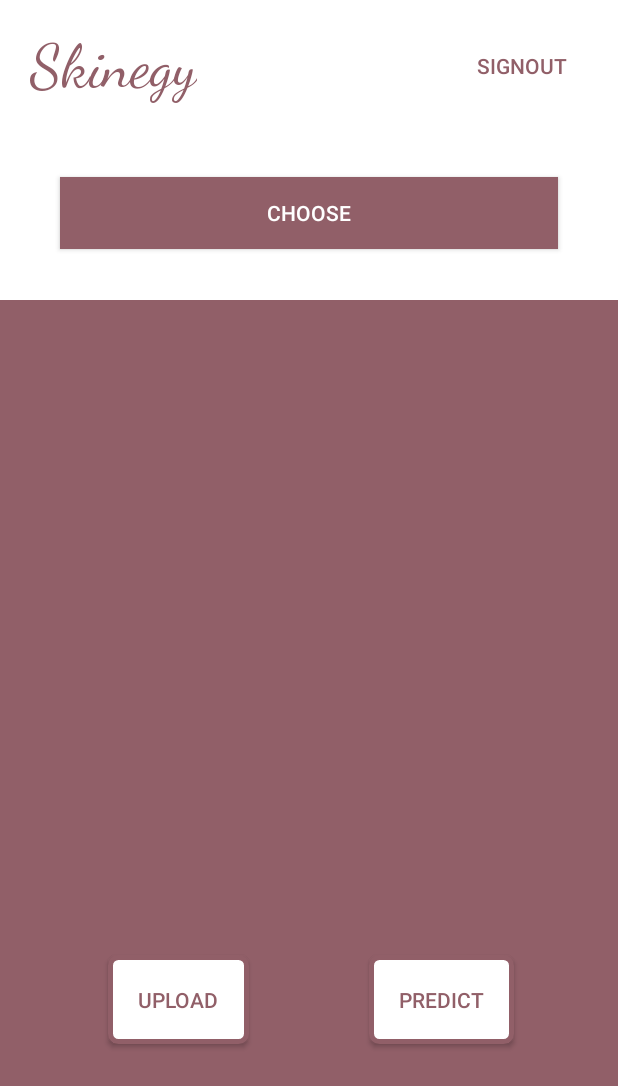
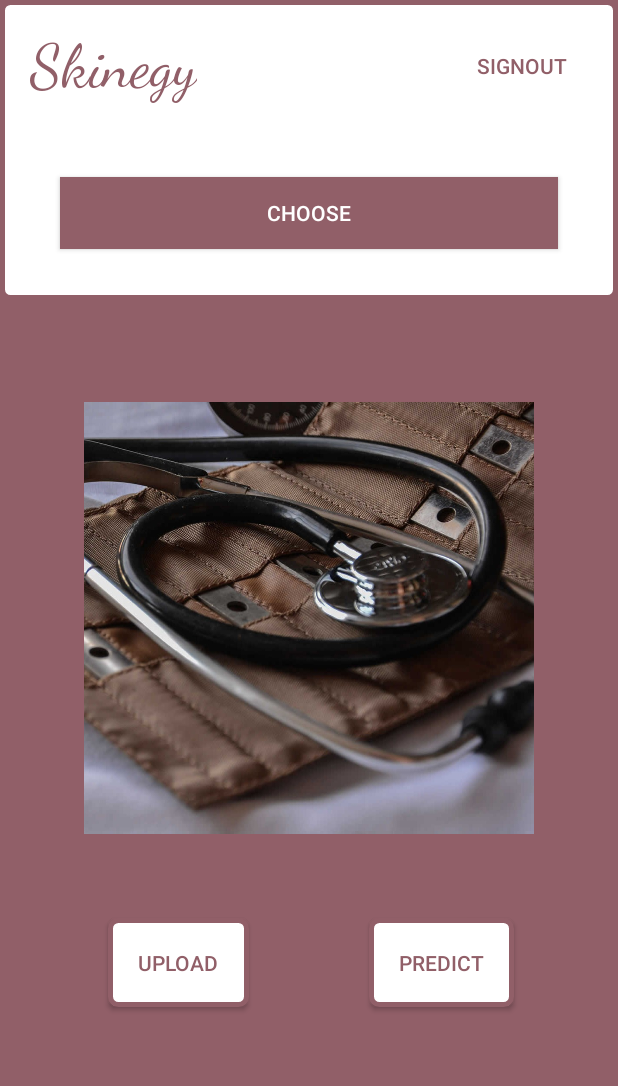
Before and after one commit to MiHarsh/HackNagpur, an Android app: the screen it shows after launch once a user with an empty profile is signed in (MainActivity), on a phone screen of 412 x 824 dp. Shown: the top 1086 px of the screen. Run offline under Robolectric (Android 15) with nearby library versions, the phone set to English and light mode, and no system bars; our stand-ins replace Firebase (no records; nobody signed in at launch, a user with empty details on screens opened directly); pictures from the network do not load.

Commit message:
UI changes

```diff
--- a/app/src/main/res/layout/activity_main.xml
+++ b/app/src/main/res/layout/activity_main.xml
@@ -10,7 +10,7 @@
     tools:context=".MainActivity">
     <RelativeLayout
         android:id="@+id/card"
-        android:background="#ffffff"
+        android:background="@drawable/border_choose"
         android:layout_width="match_parent"
         android:layout_height="200dp">
         <RelativeLayout
@@ -58,7 +58,7 @@
         android:layout_below="@id/imgview"
         android:id="@+id/btnupload"
         android:layout_marginRight="40dp"
-        android:layout_marginTop="100dp"
+        android:layout_marginTop="50dp"
         android:text="upload"
         android:padding="20dp"
         android:textColor="#915f68"
@@ -76,11 +76,12 @@
 
         android:id="@+id/imgview"
 
-        android:layout_width="250dp"
+        android:layout_width="300dp"
+        android:src="@drawable/back"
         android:scaleType="fitCenter"
         android:layout_centerVertical="true"
         android:layout_centerHorizontal="true"
-        android:layout_height="250dp"/>
+        android:layout_height="300dp"/>
 
     <Button
         android:id="@+id/btnpredict"
@@ -91,7 +92,7 @@
         android:layout_marginLeft="40dp"
         android:textColor="#915f68"
         android:background="@drawable/border_choose"
-        android:layout_marginTop="100dp"
+        android:layout_marginTop="50dp"
         android:layout_toRightOf="@id/center"
         android:layout_below="@id/imgview"/>
 
```
